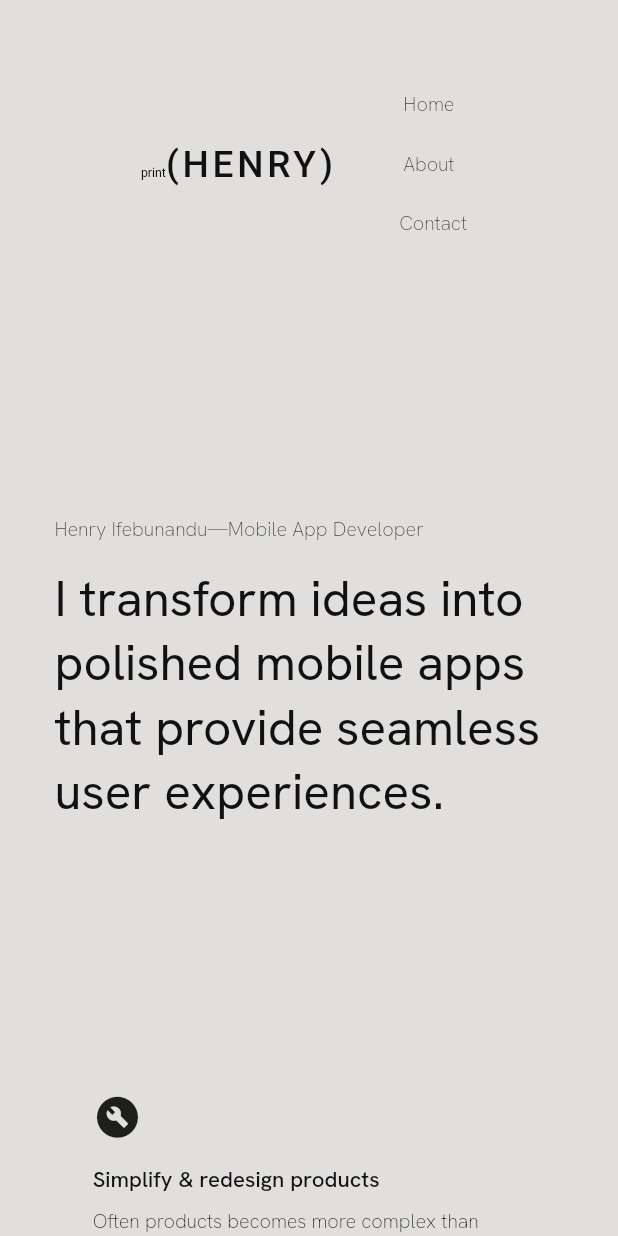
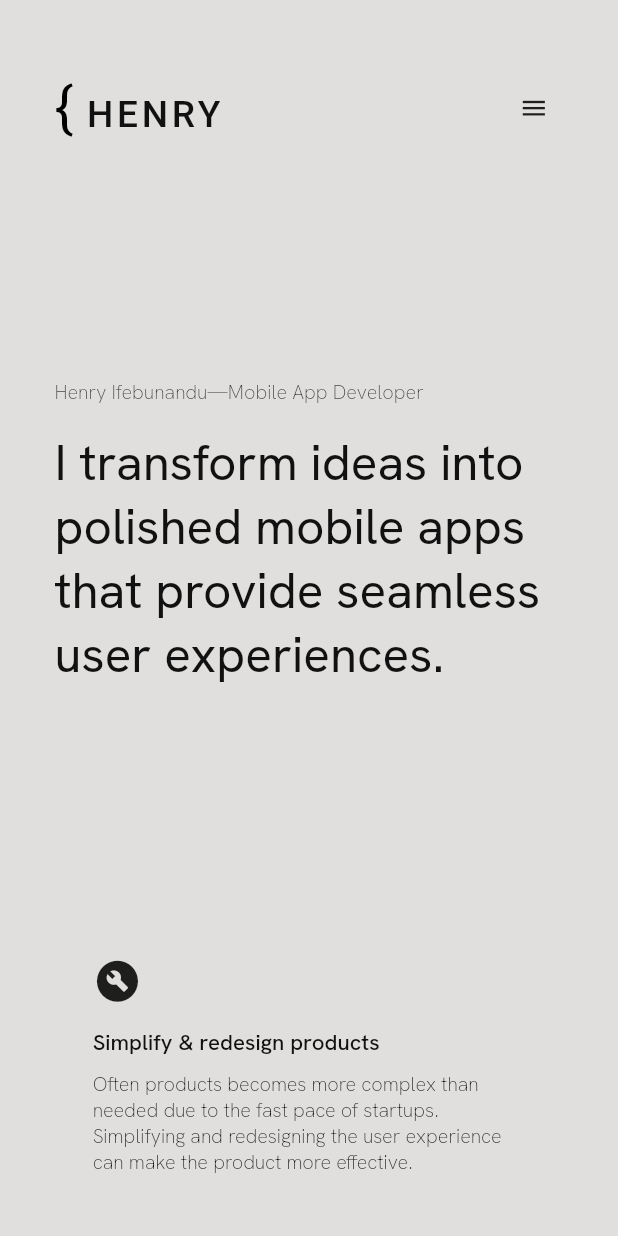
Before and after one commit to maykhid/henry_flutter_portfolio, a Flutter app: the screen it shows after launch, on a phone screen of 412 x 824 dp. Run offline on Flutter 3.47's test engine with Material 2 defaults, Android fonts, the phone set to English and light mode, and no system bars; our stand-ins replace google_fonts, responsive_framework.

Commit message:
upate: change break points, responsive menu

```diff
--- a/lib/components/menu_bar.dart
+++ b/lib/components/menu_bar.dart
@@ -2,18 +2,66 @@ import 'package:flutter/material.dart';
 import 'package:henry_flutter_portfolio/components/components.dart';
 import 'package:henry_flutter_portfolio/pages/about/ui/about_page.dart';
 import 'package:henry_flutter_portfolio/pages/contact/ui/contact_page.dart';
+import 'package:responsive_framework/responsive_breakpoints.dart';
 
-class CustomMenuBar extends StatelessWidget {
+class CustomMenuBar extends StatefulWidget {
   const CustomMenuBar({
     super.key,
   });
 
   @override
+  State<CustomMenuBar> createState() => _CustomMenuBarState();
+}
+
+class _CustomMenuBarState extends State<CustomMenuBar> {
+  bool isMenuDisplayed = false;
+
+  @override
   Widget build(BuildContext context) {
+    final responsiveBreakPoint = ResponsiveBreakpoints.of(context);
+
+    final isMobile = responsiveBreakPoint.isMobile;
+    final isLessThanTab = responsiveBreakPoint.smallerThan(TABLET);
+
+    Widget hamOrMenu() {
+      if (isMenuDisplayed) {
+        return SizedBox(
+          child: Column(
+            crossAxisAlignment: CrossAxisAlignment.end,
+            children: [
+              InkWell(
+                onTap: () {
+                  setState(
+                    () => isMenuDisplayed = !isMenuDisplayed,
+                  );
+                },
+                child: const Icon(
+                  Icons.close,
+                  size: 15,
+                ),
+              ),
+              const MenuItems(),
+            ],
+          ),
+        );
+      }
+      return IconButton(
+        onPressed: () {
+          setState(
+            () => isMenuDisplayed = !isMenuDisplayed,
+          );
+        },
+        icon: const Icon(Icons.menu),
+      );
+    }
+
     return UiScaler(
       alignment: Alignment.topCenter,
+      child: SafeArea(
         child: Padding(
-        padding: const EdgeInsets.symmetric(horizontal: 70),
+          padding: EdgeInsets.symmetric(
+            horizontal: isLessThanTab ? 0 : 70,
+          ),
           child: Row(
             mainAxisAlignment: MainAxisAlignment.spaceBetween,
             children: <Widget>[
@@ -29,15 +77,44 @@ class CustomMenuBar extends StatelessWidget {
                 // ),
                 child: const Name(),
               ),
-            Flexible(
+              isMobile ? hamOrMenu() : const MenuItems(),
+            ],
+          ),
+        ),
+      ),
+    );
+  }
+}
+
+class MenuItems extends StatelessWidget {
+  const MenuItems({
+    super.key,
+  });
+
+  @override
+  Widget build(BuildContext context) {
+    final responsiveBreakPoint = ResponsiveBreakpoints.of(context);
+
+    final isLargerThanTab = responsiveBreakPoint.largerThan(TABLET);
+    final isLargerThanMobile = responsiveBreakPoint.largerThan(MOBILE);
+
+
+    double spacing() {
+      if (isLargerThanTab) return 50;
+      if (isLargerThanMobile) return 20;
+      return 10;
+    }
+
+    return UiScaler(
+      alignment: Alignment.centerRight,
       child: Container(
         alignment: Alignment.centerRight,
         child: Wrap(
-                  spacing: 40,
+          spacing: spacing(),
           children: <Widget>[
             TextButton(
-                      onPressed: () => Navigator.popUntil(context,
-                          ModalRoute.withName(Navigator.defaultRouteName)),
+              onPressed: () => Navigator.popUntil(
+                  context, ModalRoute.withName(Navigator.defaultRouteName)),
               // style: menuButtonStyle,
               child: Text(
                 "Home",
@@ -45,8 +122,7 @@ class CustomMenuBar extends StatelessWidget {
               ),
             ),
             TextButton(
-                      onPressed: () =>
-                          Navigator.pushNamed(context, AboutPage.name),
+              onPressed: () => Navigator.pushNamed(context, AboutPage.name),
               // style: menuButtonStyle,
               child: Text(
                 "About",
@@ -54,16 +130,11 @@ class CustomMenuBar extends StatelessWidget {
               ),
             ),
             TextButton(
-                      onPressed: () =>
-                          Navigator.pushNamed(context, ContactPage.name),
+              onPressed: () => Navigator.pushNamed(context, ContactPage.name),
               // style: menuButtonStyle,
               child: Text(
                 "Contact",
                 style: subtitleTextStyle,
-                      ),
-                    ),
-                  ],
-                ),
               ),
             ),
           ],
@@ -82,9 +153,9 @@ class Name extends StatelessWidget {
   Widget build(BuildContext context) {
     return RichText(
       text: TextSpan(
-        text: 'print',
-        style: const TextStyle(fontSize: 10, color: Colors.black),
-        children: [TextSpan(text: '(HENRY)', style: titleTextStyle)],
+        text: '{ ',
+        style: const TextStyle(fontSize: 45, color: Colors.black),
+        children: [TextSpan(text: 'HENRY', style: titleTextStyle)],
       ),
     );
   }
--- a/lib/main.dart
+++ b/lib/main.dart
@@ -22,8 +22,8 @@ class MyApp extends StatelessWidget {
       builder: (context, child) => ResponsiveBreakpoints.builder(
         child: child!,
         breakpoints: [
-          const Breakpoint(start: 0, end: 450, name: MOBILE),
-          const Breakpoint(start: 451, end: 800, name: TABLET),
+          const Breakpoint(start: 0, end: 500, name: MOBILE),
+          const Breakpoint(start: 501, end: 800, name: TABLET),
           const Breakpoint(start: 801, end: 1920, name: DESKTOP),
           const Breakpoint(start: 1921, end: double.infinity, name: '4K'),
         ],
--- a/lib/pages/home/ui/home_page.dart
+++ b/lib/pages/home/ui/home_page.dart
@@ -66,7 +66,7 @@ class HomePage extends StatelessWidget {
             Padding(
               padding: const EdgeInsets.symmetric(horizontal: 0),
               child: Wrap(
-                spacing: 25,
+                spacing: 90,
                 runSpacing: 20,
                 runAlignment: WrapAlignment.start,
                 children: const [
```
Lines whose indentation alone changed are shown as unchanged.
